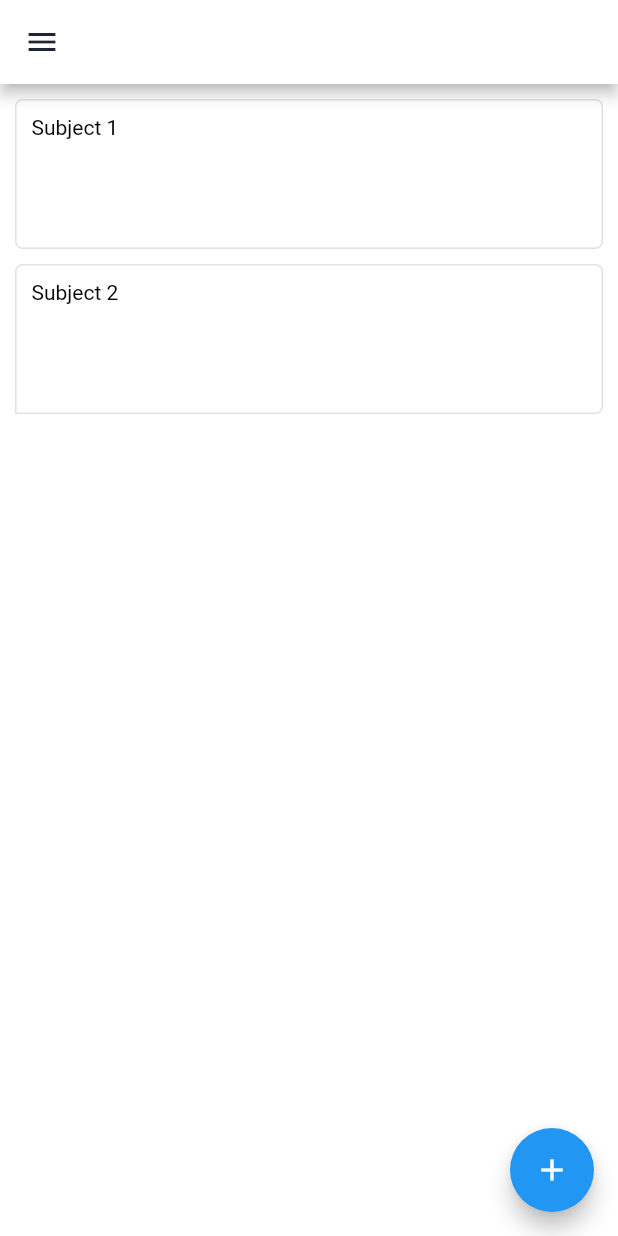
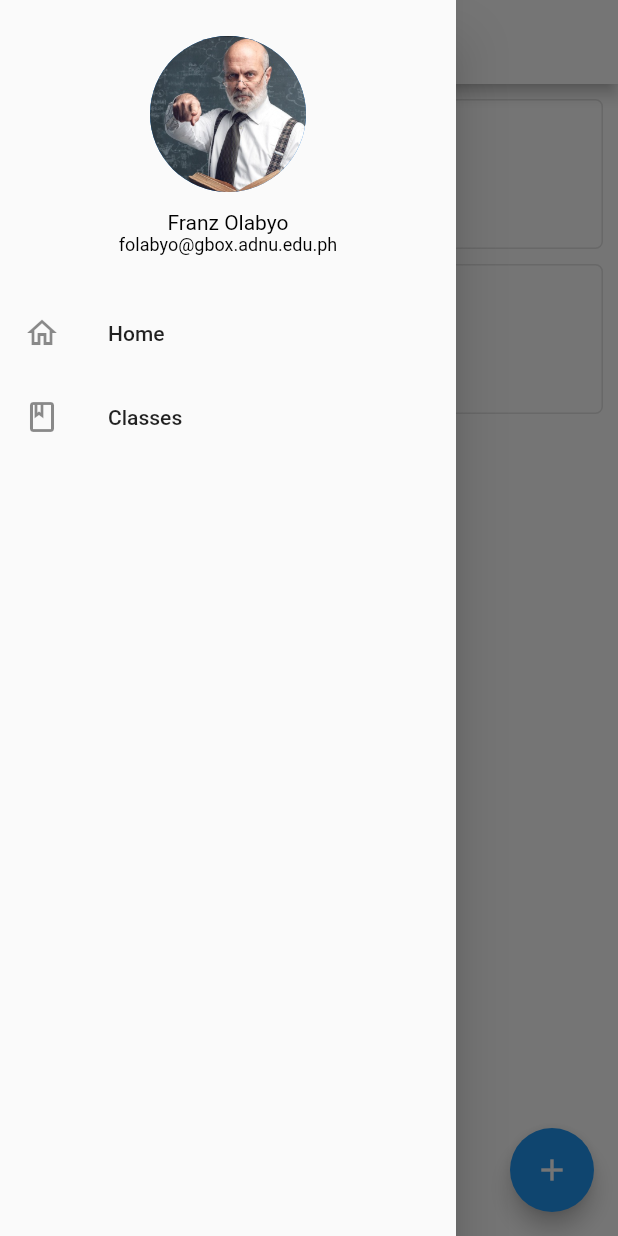
Before and after one commit to mawsteryowda/A-Check, a Flutter app: the Dashboard screen opened directly, with the side drawer open (before the commit the screen has no drawer), on a phone screen of 412 x 824 dp. Run offline on Flutter 3.47's test engine with Material 2 defaults, Android fonts, the phone set to English and light mode, and no system bars.

Commit message:
Added Create Class, Classes, Sidebar Navigation

```diff
--- a/lib/dashboard.dart
+++ b/lib/dashboard.dart
@@ -1,3 +1,7 @@
+// ignore_for_file: prefer_const_constructors
+
+import 'package:a_check/Create_Class.dart';
+import 'package:a_check/sidedrawer.dart';
 import 'package:flutter/material.dart';
 
 class Dashboard extends StatelessWidget {
@@ -9,18 +13,26 @@ class Dashboard extends StatelessWidget {
       backgroundColor: Color(0xffffffff),
       appBar: AppBar(
         elevation: 4,
+        title: const Text(
+          "Dashboard",
+          style: TextStyle(color: Colors.black),
+        ),
+        leading: Builder(builder: (context) {
+          return IconButton(
+            icon: Icon(
+              Icons.menu,
+              color: Colors.black,
+            ),
+            onPressed: () => Scaffold.of(context).openDrawer(),
+          );
+        }),
         centerTitle: false,
-        automaticallyImplyLeading: false,
         backgroundColor: Color(0xffffffff),
         shape: RoundedRectangleBorder(
           borderRadius: BorderRadius.zero,
         ),
-        leading: Icon(
-          Icons.menu,
-          color: Color(0xff212435),
-          size: 24,
-        ),
       ),
+      drawer: const SideDrawer(),
       body: Padding(
         padding: EdgeInsets.fromLTRB(10, 10, 10, 0),
         child: SingleChildScrollView(
@@ -85,7 +97,12 @@ class Dashboard extends StatelessWidget {
         ),
       ),
       floatingActionButton: FloatingActionButton(
-        onPressed: () {},
+        onPressed: () {
+          Navigator.push(
+            context,
+            MaterialPageRoute(builder: (context) => CreateClass()),
+          );
+        },
         child: const Icon(Icons.add),
       ),
     );
--- a/lib/login.dart
+++ b/lib/login.dart
@@ -111,7 +111,7 @@ class LogIn extends StatelessWidget {
                 alignment: Alignment.centerLeft,
                 child: TextField(
                   controller: TextEditingController(),
-                  obscureText: false,
+                  obscureText: true,
                   textAlign: TextAlign.start,
                   maxLines: 1,
                   style: TextStyle(
--- /dev/null
+++ b/lib/sidedrawer.dart
@@ -0,0 +1,74 @@
+// ignore_for_file: prefer_const_constructors
+
+import 'package:a_check/dashboard.dart';
+import 'package:flutter/material.dart';
+import 'package:a_check/classes.dart';
+
+class SideDrawer extends StatelessWidget {
+  const SideDrawer({super.key});
+
+  @override
+  Widget build(BuildContext context) => Drawer(
+          child: SingleChildScrollView(
+              child: Column(
+                  crossAxisAlignment: CrossAxisAlignment.stretch,
+                  children: <Widget>[
+            buildHeader(context),
+            buildMenuItems(context),
+          ])));
+  Widget buildHeader(BuildContext context) => Container(
+        padding: EdgeInsets.only(
+          top: 24 + MediaQuery.of(context).padding.top,
+          bottom: 24,
+        ),
+        child: Column(
+          children: const [
+            CircleAvatar(
+              radius: 52,
+              backgroundImage: AssetImage("assets/avatar.png"),
+            ),
+            SizedBox(height: 12),
+            Text(
+              'Franz Olabyo',
+              style: TextStyle(
+                fontWeight: FontWeight.w400,
+                fontStyle: FontStyle.normal,
+                fontSize: 14,
+                color: Color(0xff000000),
+              ),
+            ),
+            Text(
+              'folabyo@gbox.adnu.edu.ph',
+              style: TextStyle(
+                fontWeight: FontWeight.w400,
+                fontStyle: FontStyle.normal,
+                fontSize: 12,
+                color: Color(0xff000000),
+              ),
+            )
+          ],
+        ),
+      );
+  Widget buildMenuItems(BuildContext context) => Column(children: [
+        ListTile(
+          leading: Icon(Icons.home_outlined),
+          title: Text('Home'),
+          onTap: () {
+            Navigator.push(
+              context,
+              MaterialPageRoute(builder: (context) => Dashboard()),
+            );
+          },
+        ),
+        ListTile(
+          leading: Icon(Icons.class_outlined),
+          title: Text('Classes'),
+          onTap: () {
+            Navigator.push(
+              context,
+              MaterialPageRoute(builder: (context) => Classes()),
+            );
+          },
+        ),
+      ]);
+}
```
Also changed, not shown: lib/classes.dart (added, +36 -0 lines), lib/create_class.dart (added, +274 -0 lines), assets/avatar.png (added).
